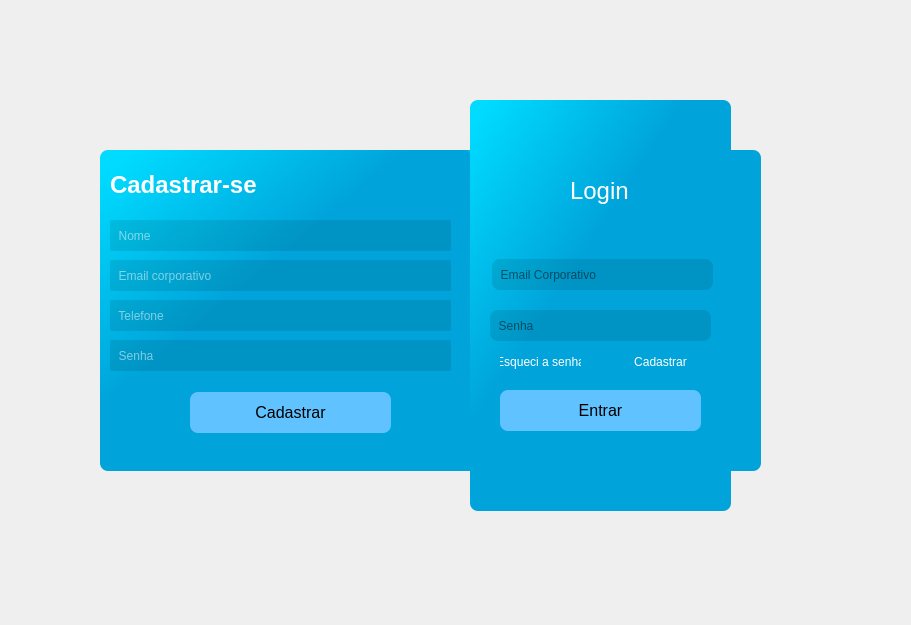
First picture: the form in infra/ui/login.ui, repository F-moreno/projeto-final-ciclo1, before the edit.
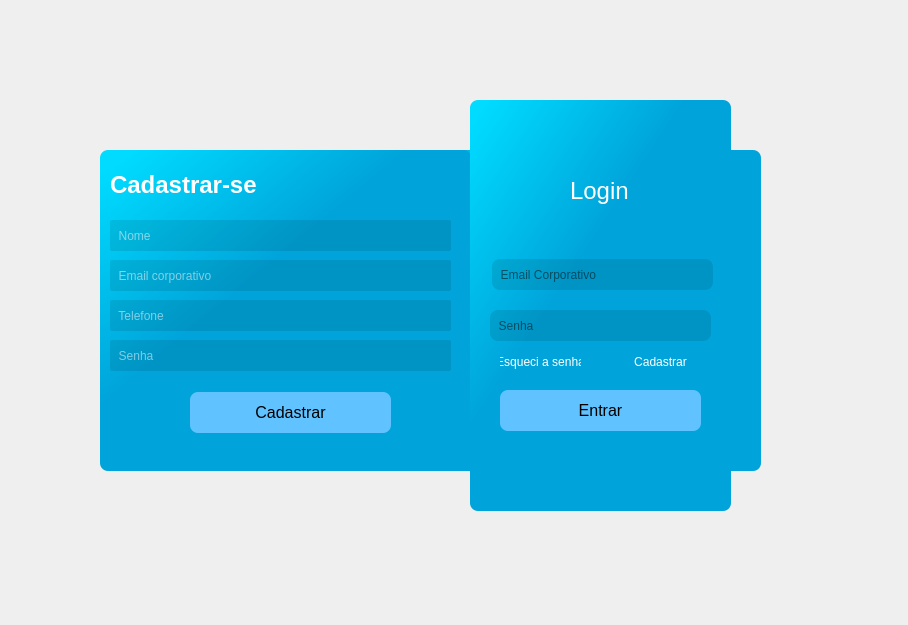
Second picture: the form after the edit. The open tabs and pages were chosen to show the change. Icons and pictures are not drawn.

The edit to the form file:
```diff
--- a/infra/ui/login.ui
+++ b/infra/ui/login.ui
@@ -6,7 +6,7 @@
    <rect>
     <x>0</x>
     <y>0</y>
-    <width>911</width>
+    <width>908</width>
     <height>625</height>
    </rect>
   </property>
```
Left out of the diff: 4 changed lines with no effect on the pictures.
